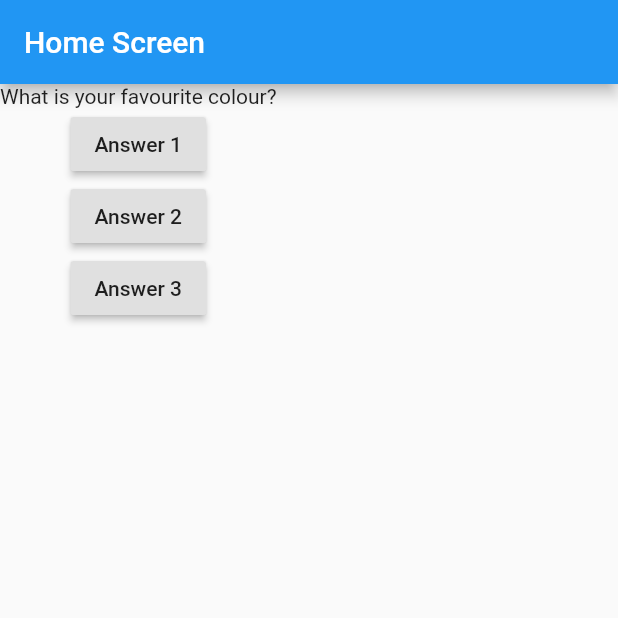
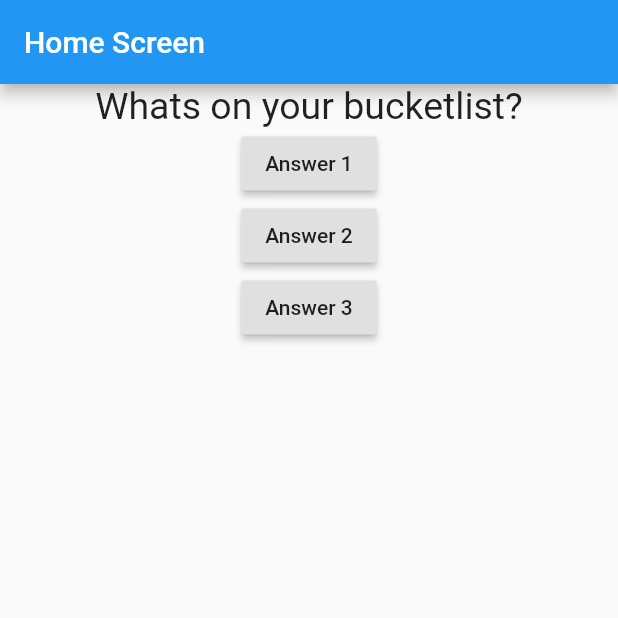
Before and after one commit to RockimSaintBernard/first_flutter_app, a Flutter app: the screen it shows after launch, after a tap on "Answer 1", on a phone screen of 412 x 824 dp, the top half of it. Run offline on Flutter 3.47's test engine with Material 2 defaults, Android fonts, the phone set to English and light mode, and no system bars.

Commit message:
created new widget as a separate files that was imported into main file and styled text

```diff
--- a/lib/main.dart
+++ b/lib/main.dart
@@ -1,14 +1,28 @@
+//revant imports
 import 'package:flutter/material.dart';
+
+//file imports
+import './question.dart';
 
 void main() {
   runApp(MyApp());
 }
 
-class MyApp extends StatelessWidget {
+class MyApp extends StatefulWidget {
+  @override
+  State<StatefulWidget> createState() {
+    // TODO: implement createState
+    return MyAppState();
+  }
+}
+
+class MyAppState extends State<MyApp> {
   var questionIndex = 0;
   void answerQuestion() {
-    questionIndex = questionIndex + 1;
-    print(questionIndex);
+    setState(() {
+      questionIndex = questionIndex + 1;
+      print(questionIndex);
+    });
   }
 
   var questions = [
@@ -25,7 +39,9 @@
         ),
         body: Column(
           children: <Widget>[
-            Text(questions.elementAt(0)),
+            Question(
+              questionText:questions[questionIndex],
+            ),
             // ignore: deprecated_member_use
             RaisedButton(
               child: Text("Answer 1"),
@@ -34,14 +50,12 @@
             // ignore: deprecated_member_use
             RaisedButton(
               child: Text("Answer 2"),
-              onPressed: () {
-                print("Answer 2 choosen!");
-              },
+              onPressed: answerQuestion,
             ),
             // ignore: deprecated_member_use
             RaisedButton(
               child: Text("Answer 3"),
-              onPressed: () => print("Answer 3 choosen!!"),
+              onPressed: answerQuestion,
             ),
           ],
         ),
--- /dev/null
+++ b/lib/question.dart
@@ -0,0 +1,17 @@
+import 'package:flutter/material.dart';
+
+class Question extends StatelessWidget {
+  final String questionText;
+
+  Question({this.questionText});
+  @override
+  Widget build(BuildContext context) {
+    return Container(
+      width: double.infinity,
+        child: Text(
+      questionText,
+      style: TextStyle(fontSize: 25),
+      textAlign: TextAlign.center,
+    ));
+  }
+}
```
